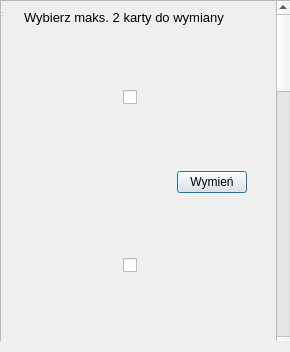
marcingolda/Gwint, file ui/wymiana.ui: the form before one commit.
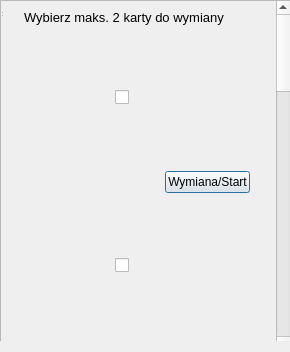
The form after the commit.

Commit message: Poprawa błedu losowania tych samych kart dla dwoch graczy oraz bledu zwiazanego z wymiana kart

The edit to the form file:
```diff
--- a/ui/wymiana.ui
+++ b/ui/wymiana.ui
@@ -38,7 +38,7 @@
      <property name="geometry">
       <rect>
        <x>0</x>
-       <y>-1114</y>
+       <y>0</y>
        <width>272</width>
        <height>1463</height>
       </rect>
@@ -239,12 +239,18 @@
        <widget class="QPushButton" name="ok">
         <property name="maximumSize">
          <size>
-          <width>70</width>
+          <width>85</width>
           <height>30</height>
          </size>
         </property>
         <property name="text">
-         <string>Wymień</string>
+         <string>Wymiana/Start</string>
+        </property>
+        <property name="iconSize">
+         <size>
+          <width>20</width>
+          <height>16</height>
+         </size>
         </property>
        </widget>
       </item>
```
The commit also changes 8 other files.
